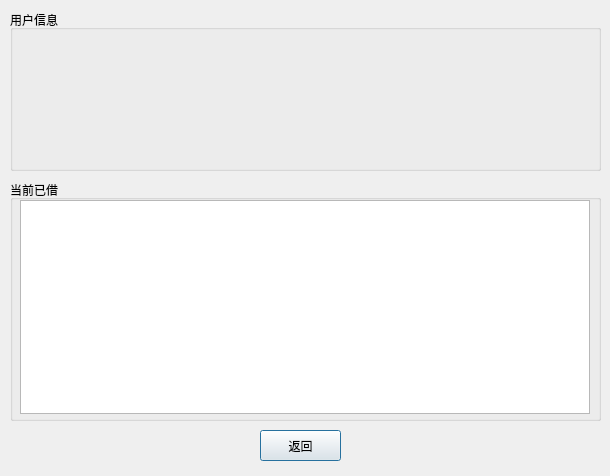
First picture: the form in src/user_dialog.ui, repository liangzhenduo/Library, before the edit.
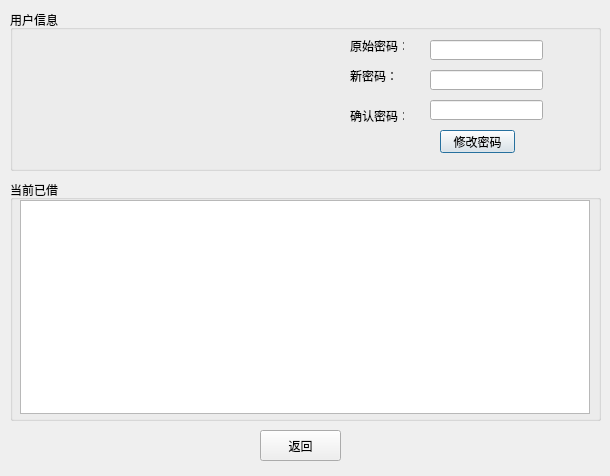
Second picture: the form after the edit.

```diff
--- a/src/user_dialog.ui
+++ b/src/user_dialog.ui
@@ -38,6 +38,97 @@
      <string/>
     </property>
    </widget>
+   <widget class="QLineEdit" name="old_password">
+    <property name="geometry">
+     <rect>
+      <x>420</x>
+      <y>30</y>
+      <width>113</width>
+      <height>20</height>
+     </rect>
+    </property>
+    <property name="echoMode">
+     <enum>QLineEdit::Password</enum>
+    </property>
+   </widget>
+   <widget class="QLineEdit" name="new_password">
+    <property name="geometry">
+     <rect>
+      <x>420</x>
+      <y>60</y>
+      <width>113</width>
+      <height>20</height>
+     </rect>
+    </property>
+    <property name="echoMode">
+     <enum>QLineEdit::Password</enum>
+    </property>
+   </widget>
+   <widget class="QLineEdit" name="confirm_password">
+    <property name="geometry">
+     <rect>
+      <x>420</x>
+      <y>90</y>
+      <width>113</width>
+      <height>20</height>
+     </rect>
+    </property>
+    <property name="echoMode">
+     <enum>QLineEdit::Password</enum>
+    </property>
+   </widget>
+   <widget class="QPushButton" name="change_Button">
+    <property name="geometry">
+     <rect>
+      <x>430</x>
+      <y>120</y>
+      <width>75</width>
+      <height>23</height>
+     </rect>
+    </property>
+    <property name="text">
+     <string>修改密码</string>
+    </property>
+   </widget>
+   <widget class="QLabel" name="label">
+    <property name="geometry">
+     <rect>
+      <x>340</x>
+      <y>30</y>
+      <width>54</width>
+      <height>12</height>
+     </rect>
+    </property>
+    <property name="text">
+     <string>原始密码：</string>
+    </property>
+   </widget>
+   <widget class="QLabel" name="label_2">
+    <property name="geometry">
+     <rect>
+      <x>340</x>
+      <y>60</y>
+      <width>54</width>
+      <height>12</height>
+     </rect>
+    </property>
+    <property name="text">
+     <string>新密码：</string>
+    </property>
+   </widget>
+   <widget class="QLabel" name="label_3">
+    <property name="geometry">
+     <rect>
+      <x>340</x>
+      <y>100</y>
+      <width>54</width>
+      <height>12</height>
+     </rect>
+    </property>
+    <property name="text">
+     <string>确认密码：</string>
+    </property>
+   </widget>
   </widget>
   <widget class="QPushButton" name="return_Button">
    <property name="geometry">
```
